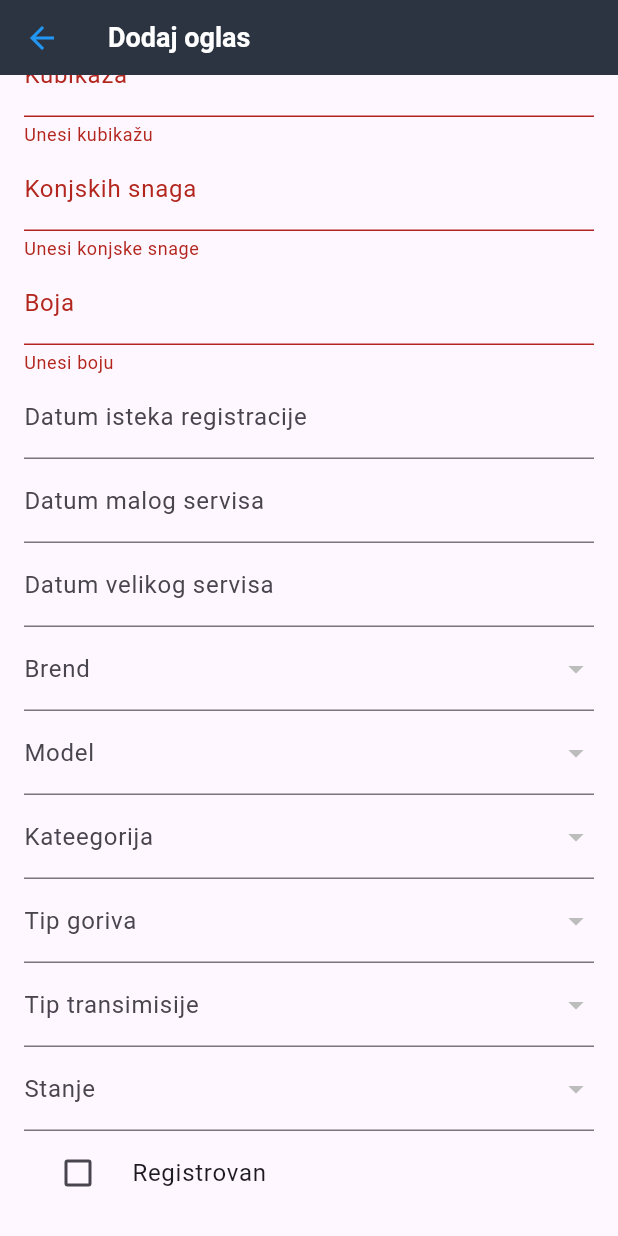
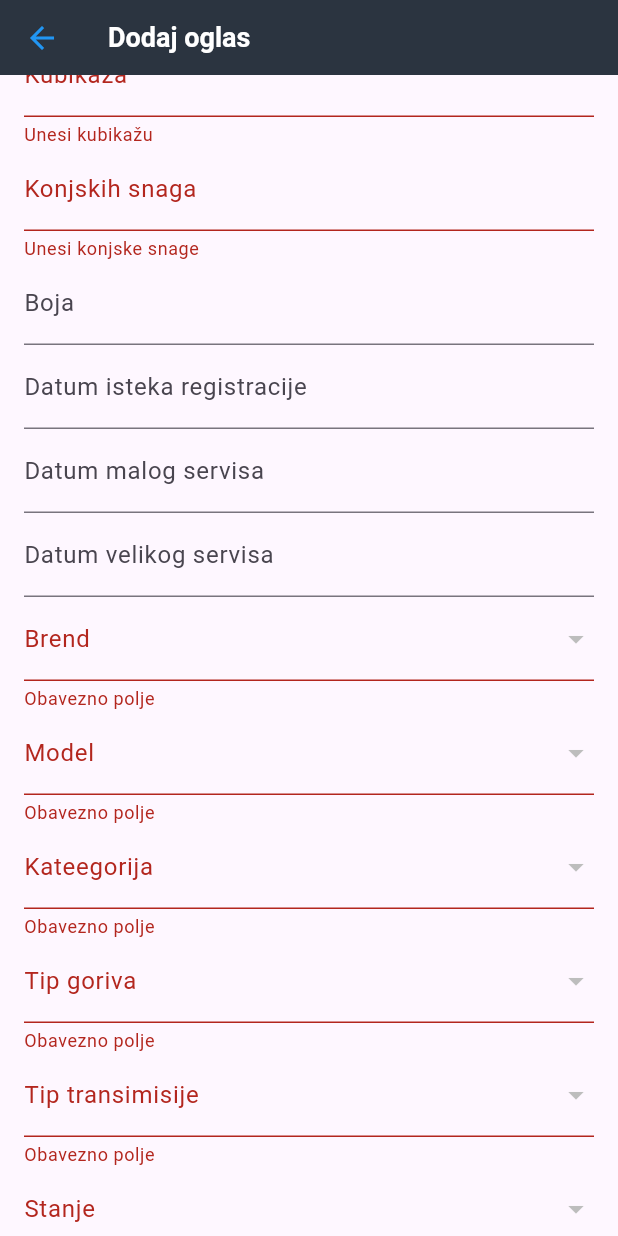
Before and after one commit to harislikic/Vroom-app-flutter, a Flutter app: the AddAutomobileScreen screen opened by its route, scrolled down 576 dp, after a tap on "Objavi", on a phone screen of 412 x 824 dp. Run offline on Flutter 3.47's test engine with Material 3 defaults, Android fonts, the light colour scheme and no system bars; our stand-ins replace carousel_slider, dio, flutter_dotenv, fluttertoast, image_picker, infinite_scroll_pagination and 2 more; missing offline and left inert: flutter_stripe; accounts and stored records are empty; network calls fail.

Commit message:
update css

```diff
--- a/vroom_app/lib/components/CarDetailsCards/CarSpecificationsCard.dart
+++ b/vroom_app/lib/components/CarDetailsCards/CarSpecificationsCard.dart
@@ -1,4 +1,5 @@
 import 'package:flutter/material.dart';
+import 'package:intl/intl.dart';
 import '../../models/automobileAd.dart';
 
 class CarSpecificationsCard extends StatelessWidget {
@@ -8,12 +9,17 @@ class CarSpecificationsCard extends StatelessWidget {
 
   @override
   Widget build(BuildContext context) {
+      final formatter = NumberFormat.decimalPattern('de');
     return Wrap(
       spacing: 16,
       runSpacing: 16,
       children: [
         InfoColumn(icon: Icons.calendar_today, label: 'Godina', value: '${automobileAd.yearOfManufacture}'),
-        InfoColumn(icon: Icons.speed, label: 'Kilometraža', value: '${automobileAd.mileage} km'),
+  InfoColumn(
+          icon: Icons.speed,
+          label: 'Kilometraža',
+          value: '${formatter.format(automobileAd.mileage)} km',
+        ),
         InfoColumn(icon: Icons.local_gas_station, label: 'Gorivo', value: automobileAd.fuelType?.name ?? '-'),
         InfoColumn(icon: Icons.directions_car, label: 'Transmisija', value: automobileAd.transmissionType?.name ?? '-'),
         InfoColumn(icon: Icons.color_lens, label: 'Boja', value: automobileAd.color ?? '-'),
--- a/vroom_app/lib/screens/AdAutomobileScreen.dart
+++ b/vroom_app/lib/screens/AdAutomobileScreen.dart
@@ -201,7 +201,7 @@ class _AddAutomobileScreenState extends State<AddAutomobileScreen> {
         'Title': _title,
         'Description': _description,
         'Price': _price,
-        'Mileage': _mileage,
+        'Milage': _mileage,
         'YearOfManufacture': _yearOfManufacture,
         'Registered': _isRegistered,
         'RegistrationExpirationDate':
@@ -279,7 +279,7 @@ class _AddAutomobileScreenState extends State<AddAutomobileScreen> {
       context: context,
       builder: (context) {
         return AlertDialog(
-          title: Text('Select Equipment'),
+          title: Text('Odaberi opremu'),
           content: StatefulBuilder(
             builder: (context, setState) {
               return SingleChildScrollView(
@@ -309,7 +309,7 @@ class _AddAutomobileScreenState extends State<AddAutomobileScreen> {
                 Navigator.of(context)
                     .pop(_equipmentIds); // Return selected equipment
               },
-              child: Text('Done'),
+              child: Text('Završi'),
             ),
           ],
         );
@@ -422,10 +422,7 @@ class _AddAutomobileScreenState extends State<AddAutomobileScreen> {
               TextFormField(
                 decoration: InputDecoration(labelText: 'Boja'),
                 onSaved: (value) =>
-                    _color = value, // Directly save the color as a String
-                validator: (value) => value?.isEmpty ?? true
-                    ? 'Unesi boju'
-                    : null, // Validation for empty input
+                    _color = value, // Directly save the color as a StringR
                 keyboardType: TextInputType.text, // Use text input for strings
               ),
 
@@ -495,8 +492,13 @@ class _AddAutomobileScreenState extends State<AddAutomobileScreen> {
                   decoration: InputDecoration(labelText: 'Brend'),
                   isExpanded:
                       true, // Ensures that the dropdown takes up the full width
-                  menuMaxHeight:
-                      300, // Limits the max height of the dropdown list
+                  menuMaxHeight: 300,
+                  validator: (value) {
+                    if (value == null || value.isEmpty) {
+                      return 'Obavezno polje'; // Poruka greške ako nije odabrano
+                    }
+                    return null; // Ako je validno, vraća null
+                  },
                 ),
               ),
 
@@ -513,8 +515,13 @@ class _AddAutomobileScreenState extends State<AddAutomobileScreen> {
                   decoration: InputDecoration(labelText: 'Model'),
                   isExpanded:
                       true, // Ensures that the dropdown takes up the full width
-                  menuMaxHeight:
-                      300, // Limits the max height of the dropdown list
+                  menuMaxHeight: 300,
+                  validator: (value) {
+                    if (value == null || value.isEmpty) {
+                      return 'Obavezno polje'; // Poruka greške ako nije odabrano
+                    }
+                    return null; // Ako je validno, vraća null
+                  },
                 ),
               ),
 
@@ -532,8 +539,13 @@ class _AddAutomobileScreenState extends State<AddAutomobileScreen> {
                   decoration: InputDecoration(labelText: 'Kateegorija'),
                   isExpanded:
                       true, // Ensures that the dropdown takes up the full width
-                  menuMaxHeight:
-                      300, // Limits the max height of the dropdown list
+                  menuMaxHeight: 300,
+                  validator: (value) {
+                    if (value == null || value.isEmpty) {
+                      return 'Obavezno polje'; // Poruka greške ako nije odabrano
+                    }
+                    return null; // Ako je validno, vraća null
+                  },
                 ),
               ),
 
@@ -551,8 +563,13 @@ class _AddAutomobileScreenState extends State<AddAutomobileScreen> {
                   decoration: InputDecoration(labelText: 'Tip goriva'),
                   isExpanded:
                       true, // Ensures that the dropdown takes up the full width
-                  menuMaxHeight:
-                      300, // Limits the max height of the dropdown list
+                  menuMaxHeight: 300,
+                  validator: (value) {
+                    if (value == null || value.isEmpty) {
+                      return 'Obavezno polje'; // Poruka greške ako nije odabrano
+                    }
+                    return null; // Ako je validno, vraća null
+                  },
                 ),
               ),
 
@@ -577,8 +594,13 @@ class _AddAutomobileScreenState extends State<AddAutomobileScreen> {
                   decoration: InputDecoration(labelText: 'Tip transimisije'),
                   isExpanded:
                       true, // Ensures that the dropdown takes up the full width
-                  menuMaxHeight:
-                      300, // Limits the max height of the dropdown list
+                  menuMaxHeight: 300,
+                  validator: (value) {
+                    if (value == null || value.isEmpty) {
+                      return 'Obavezno polje'; // Poruka greške ako nije odabrano
+                    }
+                    return null; // Ako je validno, vraća null
+                  },
                 ),
               ),
 
@@ -597,8 +619,13 @@ class _AddAutomobileScreenState extends State<AddAutomobileScreen> {
                   decoration: InputDecoration(labelText: 'Stanje'),
                   isExpanded:
                       true, // Ensures that the dropdown takes up the full width
-                  menuMaxHeight:
-                      300, // Limits the max height of the dropdown list
+                  menuMaxHeight: 300,
+                  validator: (value) {
+                    if (value == null || value.isEmpty) {
+                      return 'Obavezno polje'; // Poruka greške ako nije odabrano
+                    }
+                    return null; // Ako je validno, vraća null
+                  },
                 ),
               ),
 
@@ -627,7 +654,7 @@ class _AddAutomobileScreenState extends State<AddAutomobileScreen> {
                   style: ElevatedButton.styleFrom(
                     foregroundColor: Colors.black,
                     backgroundColor: Colors.white, // Text color
-                    side: BorderSide(
+                    side: const BorderSide(
                       color: Color(
                           0xFF263238), // Blue Gray 900 color for the border
                       width: 2, // Border width
@@ -658,7 +685,7 @@ class _AddAutomobileScreenState extends State<AddAutomobileScreen> {
                                   ),
                                 ),
                                 SizedBox(width: 4),
-                                Icon(
+                                const Icon(
                                   Icons.check, // Checkmark icon
                                   color: Colors.black,
                                   size: 18,
@@ -667,7 +694,7 @@ class _AddAutomobileScreenState extends State<AddAutomobileScreen> {
                             ),
                             backgroundColor:
                                 Colors.white, // Background color for the chip
-                            shape: StadiumBorder(
+                            shape: const StadiumBorder(
                               side: BorderSide(
                                 color: Color(
                                     0xFF263238), // Blue Gray 900 border color
@@ -679,7 +706,7 @@ class _AddAutomobileScreenState extends State<AddAutomobileScreen> {
                       ),
               ),
 
-              SizedBox(
+              const SizedBox(
                 height: 16.0, // You can adjust the height as needed for spacing
               ),
 
@@ -691,22 +718,42 @@ class _AddAutomobileScreenState extends State<AddAutomobileScreen> {
                 },
               ),
 
-              SizedBox(
-                height: 16.0, // You can adjust the height as needed for spacing
+              const SizedBox(
+                height: 16.0,
               ),
 
-              // Submit Button
               ElevatedButton(
                 onPressed: _isLoading
                     ? null
                     : _submitForm, // Onemogućeno dok traje poziv
+                style: ElevatedButton.styleFrom(
+                  foregroundColor: Colors.black,
+                  backgroundColor: Colors.white, // Pozadina dugmeta
+                  side: BorderSide(
+                    color: Color(0xFF263238), // Blue Gray 900 border
+                    width: 2, // Debljina okvira
+                  ),
+                  shape: RoundedRectangleBorder(
+                    borderRadius:
+                        BorderRadius.circular(8), // Zaobljeni uglovi dugmeta
+                  ),
+                  elevation: 0, // Nema senke za dugme
+                ),
                 child: _isLoading
-                    ? CircularProgressIndicator(
-                        color:
-                            Colors.white, // Možeš prilagoditi boju indikatora
+                    ? SizedBox(
+                        width: 20, // Manja veličina indikatora
+                        height: 20,
+                        child: const CircularProgressIndicator(
+                          color: Colors.blueGrey, // Plava boja indikatora
+                          strokeWidth: 2, // Manja debljina indikatora
+                        ),
                       )
-                    : Text('Objavi'),
-              ),
+                    : const Text(
+                        'Objavi',
+                        style: TextStyle(
+                            color: Colors.black), // Crni tekst dugmeta
+                      ),
+              )
             ],
           ),
         ),
--- a/vroom_app/lib/services/AutomobileAdService.dart
+++ b/vroom_app/lib/services/AutomobileAdService.dart
@@ -68,8 +68,6 @@ class AutomobileAdService {
 
   Future<bool> createAutomobileAd(
       Map<String, dynamic> adData, authHeaders, List<XFile> imageFiles) async {
-    print('data:::: ${adData}');
-
     try {
       // Set content type to multipart/form-data
       authHeaders['Content-Type'] = 'multipart/form-data';
@@ -82,32 +80,21 @@ class AutomobileAdService {
       // Adding fields to the multipart request
       adData.forEach((key, value) {
         if (value != null) {
-          // Ensure values are correctly serialized to string
           request.fields[key] = value.toString();
         }
       });
 
-      // Add image files if they exist
       if (imageFiles.isNotEmpty) {
         for (var imageFile in imageFiles) {
-          print("Image path: ${imageFile.path}");
-          // Add image file as 'Images' field
           request.files
               .add(await http.MultipartFile.fromPath('Images', imageFile.path));
         }
       }
 
-      // Send the request and get the response
       var response = await request.send();
-
-      print('response:::: ${response.statusCode}');
-
-      // Handle the response
       if (response.statusCode == 200) {
         return true;
       } else {
-        print('Error: ${response.statusCode}');
-        print('Response body: ${await response.stream.bytesToString()}');
         return false;
       }
     } catch (e) {
```
